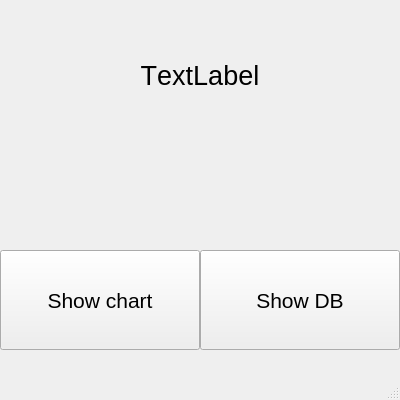
First picture: the form in mainwindow.ui, repository AndrewAbramow/Q5-temperature-controller, before the edit.
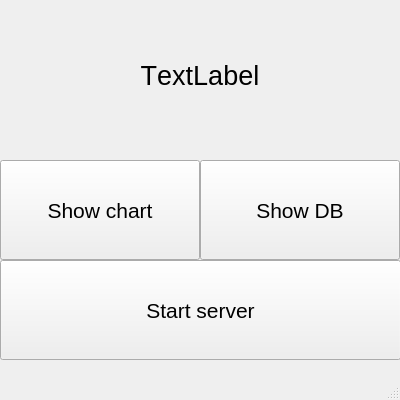
Second picture: the form after the edit.

Commit message:
switched the project to CMake and added fortune server
Docs also added

```diff
--- a/mainwindow.ui
+++ b/mainwindow.ui
@@ -21,7 +21,7 @@
     <property name="geometry">
      <rect>
       <x>200</x>
-      <y>250</y>
+      <y>160</y>
       <width>200</width>
       <height>100</height>
      </rect>
@@ -68,7 +68,7 @@
     <property name="geometry">
      <rect>
       <x>0</x>
-      <y>250</y>
+      <y>160</y>
       <width>200</width>
       <height>100</height>
      </rect>
@@ -85,6 +85,25 @@
      <string>Show chart</string>
     </property>
    </widget>
+   <widget class="QPushButton" name="pushButton">
+    <property name="geometry">
+     <rect>
+      <x>0</x>
+      <y>260</y>
+      <width>401</width>
+      <height>100</height>
+     </rect>
+    </property>
+    <property name="font">
+     <font>
+      <family>Ubuntu</family>
+      <pointsize>16</pointsize>
+     </font>
+    </property>
+    <property name="text">
+     <string>Start server</string>
+    </property>
+   </widget>
   </widget>
   <widget class="QMenuBar" name="menubar">
    <property name="geometry">
```
The commit also changes 206 other files.
